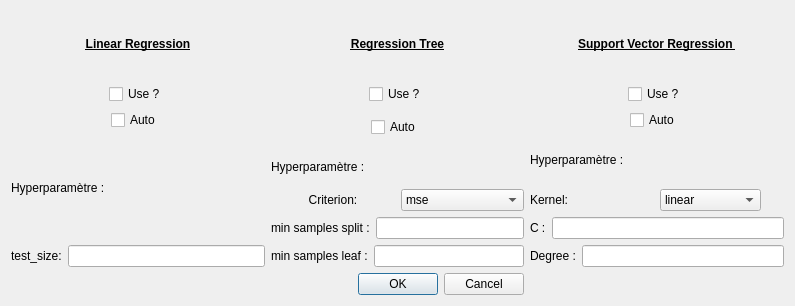
Before: the Qt Designer form Front/model_quant.ui in baptlano24/PyTanagra, drawn with Qt 5.
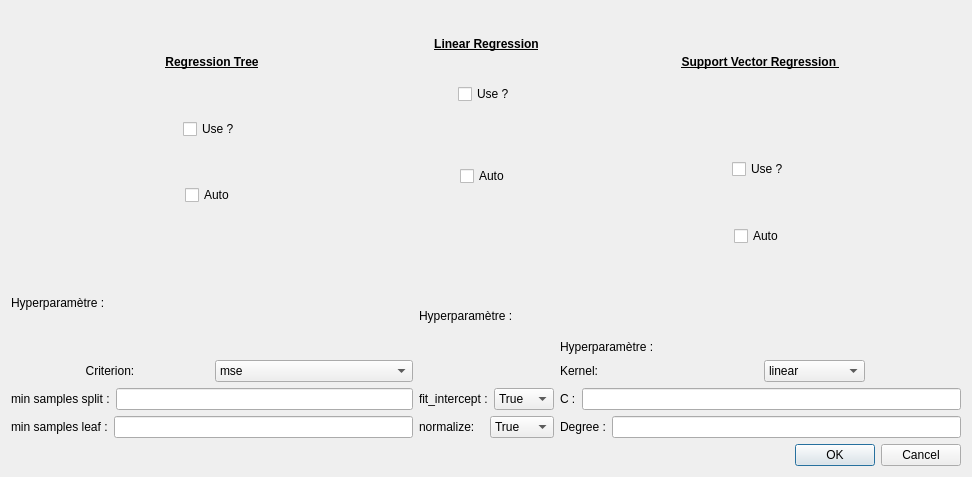
After: the same form once the commit is applied.

Patch:
```diff
--- a/Front/model_quant.ui
+++ b/Front/model_quant.ui
@@ -6,15 +6,15 @@
    <rect>
     <x>0</x>
     <y>0</y>
-    <width>795</width>
-    <height>306</height>
+    <width>972</width>
+    <height>477</height>
    </rect>
   </property>
   <property name="windowTitle">
    <string>Model Menu</string>
   </property>
   <layout class="QGridLayout" name="gridLayout">
-   <item row="2" column="1">
+   <item row="2" column="2">
     <widget class="QDialogButtonBox" name="buttonBox">
      <property name="orientation">
       <enum>Qt::Horizontal</enum>
@@ -24,70 +24,16 @@
      </property>
     </widget>
    </item>
-   <item row="0" column="1">
-    <widget class="QLabel" name="label_7">
-     <property name="text">
-      <string>&lt;html&gt;&lt;head/&gt;&lt;body&gt;&lt;p align=&quot;center&quot;&gt;&lt;span style=&quot; font-size:9pt; font-weight:600; text-decoration: underline;&quot;&gt;Regression Tree&lt;/span&gt;&lt;/p&gt;&lt;/body&gt;&lt;/html&gt;</string>
-     </property>
-    </widget>
-   </item>
-   <item row="0" column="0">
-    <widget class="QLabel" name="label">
-     <property name="maximumSize">
-      <size>
-       <width>16777215</width>
-       <height>67</height>
-      </size>
-     </property>
-     <property name="text">
-      <string>&lt;html&gt;&lt;head/&gt;&lt;body&gt;&lt;p align=&quot;center&quot;&gt;&lt;span style=&quot; font-size:9pt; font-weight:600; text-decoration: underline;&quot;&gt;Linear Regression&lt;/span&gt;&lt;/p&gt;&lt;/body&gt;&lt;/html&gt;</string>
-     </property>
-    </widget>
-   </item>
-   <item row="1" column="0">
-    <layout class="QVBoxLayout" name="verticalLayout_3">
-     <item alignment="Qt::AlignHCenter">
-      <widget class="QCheckBox" name="LR_use">
-       <property name="text">
-        <string>Use ?</string>
-       </property>
-      </widget>
-     </item>
-     <item alignment="Qt::AlignHCenter">
-      <widget class="QCheckBox" name="LR_auto">
-       <property name="text">
-        <string>Auto </string>
-       </property>
-      </widget>
-     </item>
-     <item>
-      <widget class="QLabel" name="label_10">
-       <property name="text">
-        <string>Hyperparamètre :</string>
-       </property>
-      </widget>
-     </item>
-     <item>
-      <layout class="QHBoxLayout" name="horizontalLayout_4">
-       <item>
-        <widget class="QLabel" name="label_8">
-         <property name="text">
-          <string>test_size:</string>
-         </property>
-        </widget>
-       </item>
-       <item>
-        <widget class="QLineEdit" name="LR_size"/>
-       </item>
-      </layout>
-     </item>
-    </layout>
-   </item>
    <item row="1" column="2">
-    <layout class="QVBoxLayout" name="verticalLayout_2">
-     <item>
       <layout class="QVBoxLayout" name="verticalLayout">
-       <item alignment="Qt::AlignHCenter">
+     <item>
+      <widget class="QLabel" name="label_2">
+       <property name="text">
+        <string>&lt;html&gt;&lt;head/&gt;&lt;body&gt;&lt;p align=&quot;center&quot;&gt;&lt;span style=&quot; font-size:9pt; font-weight:600; text-decoration: underline;&quot;&gt;Support Vector Regression &lt;/span&gt;&lt;/p&gt;&lt;/body&gt;&lt;/html&gt;</string>
+       </property>
+      </widget>
+     </item>
+     <item alignment="Qt::AlignHCenter|Qt::AlignVCenter">
         <widget class="QCheckBox" name="SVR_use">
          <property name="text">
           <string>Use ?</string>
@@ -101,7 +47,7 @@
          </property>
         </widget>
        </item>
-       <item>
+     <item alignment="Qt::AlignBottom">
         <widget class="QLabel" name="label_3">
          <property name="text">
           <string>Hyperparamètre :</string>
@@ -178,17 +124,103 @@
        </item>
       </layout>
      </item>
-    </layout>
-   </item>
-   <item row="0" column="2">
-    <widget class="QLabel" name="label_2">
-     <property name="text">
-      <string>&lt;html&gt;&lt;head/&gt;&lt;body&gt;&lt;p align=&quot;center&quot;&gt;&lt;span style=&quot; font-size:9pt; font-weight:600; text-decoration: underline;&quot;&gt;Support Vector Regression &lt;/span&gt;&lt;/p&gt;&lt;/body&gt;&lt;/html&gt;</string>
-     </property>
-    </widget>
-   </item>
    <item row="1" column="1">
+    <layout class="QVBoxLayout" name="verticalLayout_3">
+     <item alignment="Qt::AlignHCenter">
+      <widget class="QLabel" name="label">
+       <property name="maximumSize">
+        <size>
+         <width>16777215</width>
+         <height>67</height>
+        </size>
+       </property>
+       <property name="text">
+        <string>&lt;html&gt;&lt;head/&gt;&lt;body&gt;&lt;p align=&quot;center&quot;&gt;&lt;span style=&quot; font-size:9pt; font-weight:600; text-decoration: underline;&quot;&gt;Linear Regression&lt;/span&gt;&lt;/p&gt;&lt;/body&gt;&lt;/html&gt;</string>
+       </property>
+      </widget>
+     </item>
+     <item alignment="Qt::AlignHCenter">
+      <widget class="QCheckBox" name="LR_use">
+       <property name="text">
+        <string>Use ?</string>
+       </property>
+      </widget>
+     </item>
+     <item alignment="Qt::AlignHCenter|Qt::AlignVCenter">
+      <widget class="QCheckBox" name="LR_auto">
+       <property name="text">
+        <string>Auto </string>
+       </property>
+      </widget>
+     </item>
+     <item>
+      <widget class="QLabel" name="label_10">
+       <property name="text">
+        <string>Hyperparamètre :</string>
+       </property>
+      </widget>
+     </item>
+     <item>
+      <layout class="QHBoxLayout" name="horizontalLayout_8">
+       <item>
+        <widget class="QLabel" name="label_14">
+         <property name="text">
+          <string>fit_intercept :</string>
+         </property>
+        </widget>
+       </item>
+       <item>
+        <widget class="QComboBox" name="combo_intercept">
+         <item>
+          <property name="text">
+           <string>True</string>
+          </property>
+         </item>
+         <item>
+          <property name="text">
+           <string>False</string>
+          </property>
+         </item>
+        </widget>
+       </item>
+      </layout>
+     </item>
+     <item>
+      <layout class="QHBoxLayout" name="horizontalLayout_4">
+       <item>
+        <widget class="QLabel" name="label_8">
+         <property name="text">
+          <string>normalize:</string>
+         </property>
+        </widget>
+       </item>
+       <item>
+        <widget class="QComboBox" name="combo_norm">
+         <item>
+          <property name="text">
+           <string>True</string>
+          </property>
+         </item>
+         <item>
+          <property name="text">
+           <string>False</string>
+          </property>
+         </item>
+        </widget>
+       </item>
+      </layout>
+     </item>
+    </layout>
+   </item>
+   <item row="1" column="0">
     <layout class="QVBoxLayout" name="verticalLayout_4">
+     <item>
+      <widget class="QLabel" name="label_7">
+       <property name="text">
+        <string>&lt;html&gt;&lt;head/&gt;&lt;body&gt;&lt;p align=&quot;center&quot;&gt;&lt;span style=&quot; font-size:9pt; font-weight:600; text-decoration: underline;&quot;&gt;Regression Tree&lt;/span&gt;&lt;/p&gt;&lt;/body&gt;&lt;/html&gt;</string>
+       </property>
+      </widget>
+     </item>
      <item alignment="Qt::AlignHCenter">
       <widget class="QCheckBox" name="RT_use">
        <property name="text">
```
Lines whose indentation alone changed are shown as unchanged.
